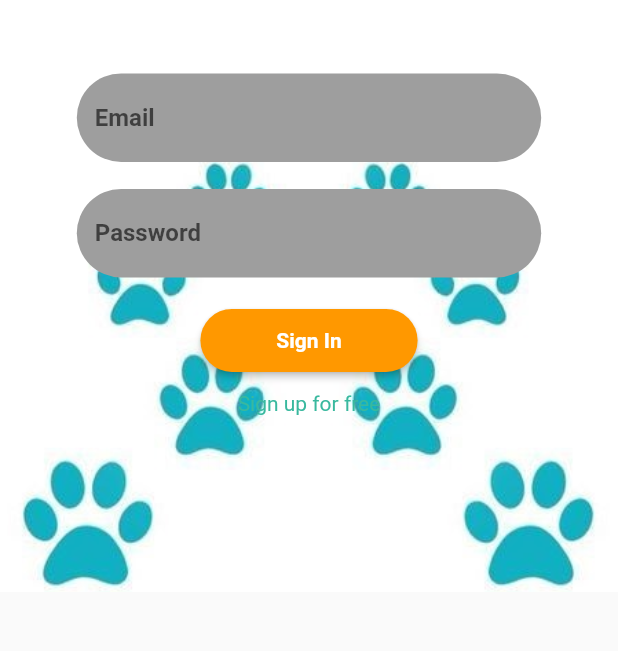
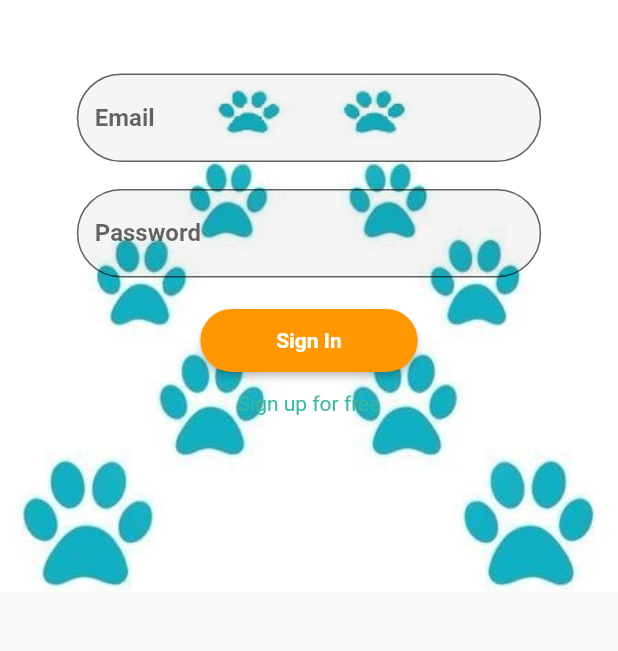
Before and after one commit to HakkiAkut/hope-nest, a Flutter app: the screen it shows after launch, on a phone screen of 412 x 824 dp, the part 433-1084 px from its top. Run offline on Flutter 3.47's test engine with Material 2 defaults, Android fonts, the phone set to English and light mode, and no system bars; our stand-ins replace cloud_firestore, firebase_auth, firebase_core, firebase_storage, get_it, image_picker and 1 more; accounts and stored records are empty; statements that could not run were skipped.

Commit message:
View :: Component : box decoration styles created and changed

```diff
--- a/lib/views/components/styles/input_style.dart
+++ b/lib/views/components/styles/input_style.dart
@@ -3,6 +3,7 @@ import 'package:hope_nest/util/constants/palette.dart';
 
 /// base box decoration
 final inputStyle = InputDecoration(
-    fillColor: Palette.INPUT_BOX, filled: true,  border: OutlineInputBorder(
-  borderRadius: BorderRadius.circular(30),borderSide: BorderSide.none)
-);
+    filled: true,
+    border: OutlineInputBorder(
+        borderRadius: BorderRadius.circular(30),
+        borderSide: const BorderSide(color: Palette.BOLD_COLOR)));
--- /dev/null
+++ b/lib/views/components/styles/login_input_style.dart
@@ -0,0 +1,8 @@
+import 'package:flutter/material.dart';
+import 'package:hope_nest/util/constants/palette.dart';
+
+/// login box decoration
+final loginInputStyle = InputDecoration(
+    fillColor: Palette.INPUT_BOX, filled: true,  border: OutlineInputBorder(
+  borderRadius: BorderRadius.circular(30),borderSide: BorderSide.none)
+);
```
